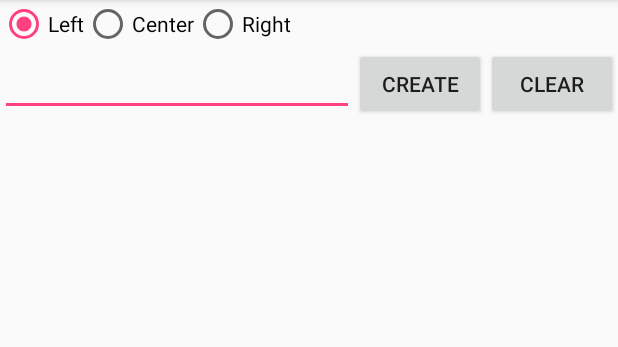
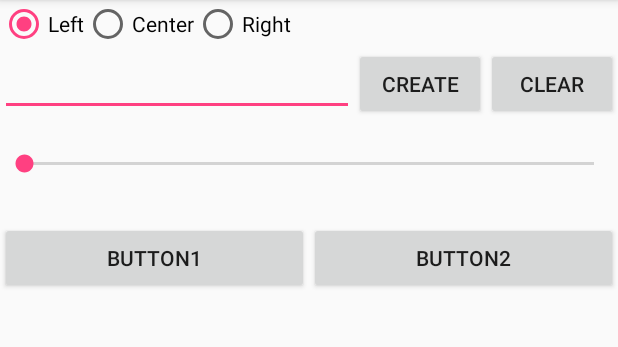
Before and after one commit to vic0din/AndroidTry, an Android app: the screen it shows after launch (MainActivity), on a phone screen of 412 x 824 dp, the part 84-431 px from its top. Run offline under Robolectric (Android 15) with nearby library versions, the phone set to English and light mode, and no system bars.

Commit message:
using SeekBar

```diff
--- a/FunctionalApp/dynamic_screen_app/src/main/java/com/study/vic0din/contextmenu/MainActivity.java
+++ b/FunctionalApp/dynamic_screen_app/src/main/java/com/study/vic0din/contextmenu/MainActivity.java
@@ -9,7 +9,7 @@ import android.widget.*;
 /**
  * Created by BBPax on 22.05.17.
  */
-public class MainActivity extends AppCompatActivity implements View.OnClickListener {
+public class MainActivity extends AppCompatActivity implements View.OnClickListener, SeekBar.OnSeekBarChangeListener {
     LinearLayout llMain;
     RadioGroup rgGravity;
     EditText etName;
@@ -17,6 +17,14 @@ public class MainActivity extends AppCompatActivity implements View.OnClickListe
     Button btnClear;
 
     int wrapContent = LinearLayout.LayoutParams.WRAP_CONTENT;
+
+    // TODO: 22.05.17   полоса прокрутки
+    SeekBar sbWeight;
+    Button btn1;
+    Button btn2;
+
+    LinearLayout.LayoutParams lParams1;
+    LinearLayout.LayoutParams lParams2;
 
     @Override
     protected void onCreate(Bundle savedInstanceState) {
@@ -32,6 +40,16 @@ public class MainActivity extends AppCompatActivity implements View.OnClickListe
 
         btnClear = (Button) findViewById(R.id.btnClear);
         btnClear.setOnClickListener(this);
+
+        // TODO: 22.05.17   полоса прокрутки
+        sbWeight = (SeekBar) findViewById(R.id.sbWeight);
+        sbWeight.setOnSeekBarChangeListener(this);
+
+        btn1 = (Button) findViewById(R.id.btn1);
+        btn2 = (Button) findViewById(R.id.btn2);
+
+        lParams1 = (LinearLayout.LayoutParams) btn1.getLayoutParams();
+        lParams2 = (LinearLayout.LayoutParams) btn2.getLayoutParams();
     }
 
     /**
@@ -76,4 +94,46 @@ public class MainActivity extends AppCompatActivity implements View.OnClickListe
                 break;
         }
     }
+
+    /**
+     * Notification that the progress level has changed. Clients can use the fromUser parameter
+     * to distinguish user-initiated changes from those that occurred programmatically.
+     *
+     * @param seekBar  The SeekBar whose progress has changed
+     * @param progress The current progress level. This will be in the range 0..max where max
+     *                 was set by {@link ProgressBar#setMax(int)}. (The default value for max is 100.)
+     * @param fromUser True if the progress change was initiated by the user.
+     */
+    @Override
+    public void onProgressChanged(SeekBar seekBar, int progress, boolean fromUser) {
+        int leftValue = progress;
+        int rightValue = seekBar.getMax() - progress;
+        // настраиваем вес
+        lParams1.weight = leftValue;
+        lParams2.weight = rightValue;
+        // в текст кнопок пишем значения переменных
+        btn1.setText(String.valueOf(leftValue));
+        btn2.setText(String.valueOf(rightValue));
+    }
+
+    /**
+     * Notification that the user has started a touch gesture. Clients may want to use this
+     * to disable advancing the seekbar.
+     *
+     * @param seekBar The SeekBar in which the touch gesture began
+     */
+    @Override
+    public void onStartTrackingTouch(SeekBar seekBar) {
+    }
+
+    /**
+     * Notification that the user has finished a touch gesture. Clients may want to use this
+     * to re-enable advancing the seekbar.
+     *
+     * @param seekBar The SeekBar in which the touch gesture began
+     */
+    @Override
+    public void onStopTrackingTouch(SeekBar seekBar) {
+
+    }
 }
--- a/FunctionalApp/dynamic_screen_app/src/main/res/layout/activity_main.xml
+++ b/FunctionalApp/dynamic_screen_app/src/main/res/layout/activity_main.xml
@@ -30,7 +30,7 @@
         </RadioButton>
     </RadioGroup>
     <LinearLayout
-            android:id="@+id/linearLayout1"
+            android:id="@+id/linearLayoutButtons"
             android:layout_width="match_parent"
             android:orientation="horizontal"
             android:layout_height="wrap_content">
@@ -56,8 +56,38 @@
     </LinearLayout>
     <LinearLayout
             android:layout_width="match_parent"
-            android:layout_height="match_parent"
+            android:layout_height="wrap_content"
             android:id="@+id/llMain"
             android:orientation="vertical">
     </LinearLayout>
+
+    <SeekBar
+            android:layout_height="wrap_content"
+            android:layout_width="match_parent"
+            android:max="100"
+            android:progress="0"
+            android:layout_marginTop="20dp"
+            android:id="@+id/sbWeight">
+    </SeekBar>
+    <LinearLayout
+            android:id="@+id/linearLayoutWrap"
+            android:layout_width="match_parent"
+            android:orientation="horizontal"
+            android:layout_height="wrap_content"
+            android:layout_marginTop="30dp">
+        <Button
+                android:layout_height="wrap_content"
+                android:id="@+id/btn1"
+                android:text="Button1"
+                android:layout_weight="1"
+                android:layout_width="wrap_content">
+        </Button>
+        <Button
+                android:layout_height="wrap_content"
+                android:id="@+id/btn2"
+                android:text="Button2"
+                android:layout_weight="1"
+                android:layout_width="wrap_content">
+        </Button>
+    </LinearLayout>
 </LinearLayout>
```
